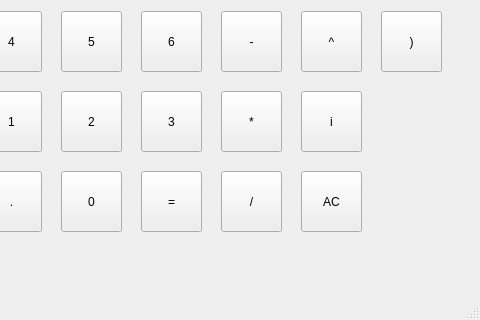
This is caculator.ui in Ch4osMy7h/Calculator as Qt 5 draws it before an edit; both pictures show x 89 to 569 and y 179 to 499 of the 569 by 499 pixel window. The edited form follows.
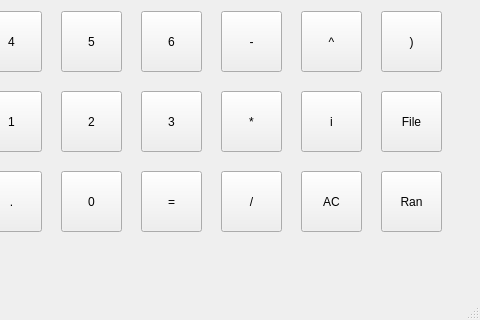
This is the edited form.

Patch:
```diff
--- a/caculator.ui
+++ b/caculator.ui
@@ -310,6 +310,32 @@
      <string>.</string>
     </property>
    </widget>
+   <widget class="QPushButton" name="pushButton_imag_2">
+    <property name="geometry">
+     <rect>
+      <x>470</x>
+      <y>270</y>
+      <width>61</width>
+      <height>61</height>
+     </rect>
+    </property>
+    <property name="text">
+     <string>File</string>
+    </property>
+   </widget>
+   <widget class="QPushButton" name="pushButton_ac_2">
+    <property name="geometry">
+     <rect>
+      <x>470</x>
+      <y>350</y>
+      <width>61</width>
+      <height>61</height>
+     </rect>
+    </property>
+    <property name="text">
+     <string>Ran</string>
+    </property>
+   </widget>
   </widget>
   <widget class="QStatusBar" name="statusBar"/>
   <widget class="QMenuBar" name="menuBar">
```
Left out of the diff: 2 changed lines with no effect on the pictures.
